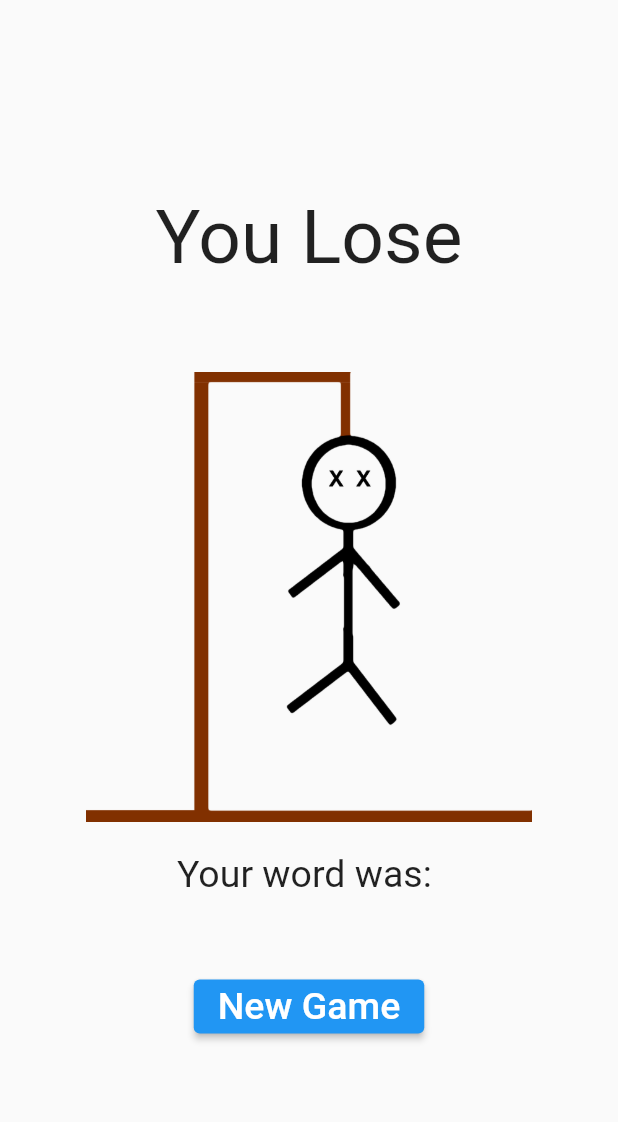
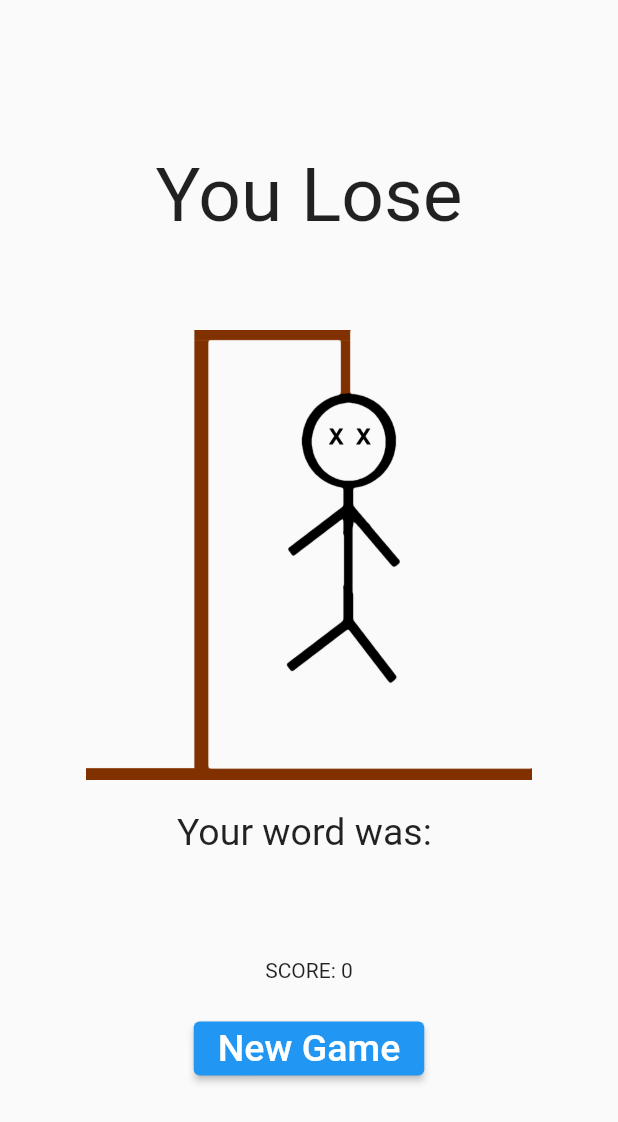
Before and after one commit to rebekahktrevino/hangman-se2, a Flutter app: the LoseScreen screen opened directly with empty values, on a phone screen of 412 x 824 dp. Shown: the top 1122 px of the screen. Run offline on Flutter 3.47's test engine with Material 2 defaults, Android fonts, the phone set to English and light mode, and no system bars.

Commit message:
finished Scoring feature

```diff
--- a/lib/models/hangmangame.dart
+++ b/lib/models/hangmangame.dart
@@ -4,6 +4,7 @@ class HangmanGame {
   String _word;
   String _correctGuesses = "";
   String _wrongGuesses = "";
+  int _score =0;
 
   //Constructor starts off with blank strings that we will concatenate during the course of play
   //Defines the initial state of an object
@@ -11,6 +12,7 @@ class HangmanGame {
     _word = word;
     _correctGuesses = "";
     _wrongGuesses = "";
+    _score =0;
   }
 
   get length => null;
@@ -56,14 +58,17 @@ class HangmanGame {
       for(int i = 0; i < _word.length; ++i)
       {
         if(_word[i] == letter)
-        { }
+        {
+          _score += 8;
+         }
       }
       return true;
 
     } else {
       //same as the other one, it checks if it's part of the alphabet
-      if (_wrongGuesses.contains(letter))
+      if (_wrongGuesses.contains (letter))
       {
+        _score = _score -8;
         return false;
       }
       //This means the letter is not in word
@@ -104,6 +109,7 @@ class HangmanGame {
 
   }
 
+
   //when running integration tests always return "banana"
   static Future<String> getStartingWord(bool areWeInIntegrationTest) async {
     String word;
@@ -121,4 +127,12 @@ class HangmanGame {
 
     return word;
   }
+
+  int score(){
+      _score = 3 * _score;
+      if (_score < 2) {
+        _score = 0;
+      }
+      return _score;
+    }
 }
--- a/lib/screens/gamescreen.dart
+++ b/lib/screens/gamescreen.dart
@@ -94,8 +94,19 @@ class _GameScreenState extends State<GameScreen> {
                                     context,
                                     MaterialPageRoute(
                                         builder: (context) =>
-                                               WinScreen()));
+                                               WinScreen(widget.game)));
                               }
+
+
+
+                              Padding (
+                                padding:
+                                const EdgeInsets.fromLTRB(15, 20, 15, 20),
+                                child: Text(
+                                  'SCORE: ' + widget.game.score().toString(),
+                                  key: Key('score-text'),
+                                )
+                                );
 
 
                               // TODO: Check if the user has lost the game, if they did navigate them to the lose screen. You will need to pass the game to the LoseScreen.
--- a/lib/screens/losescreen.dart
+++ b/lib/screens/losescreen.dart
@@ -33,6 +33,14 @@ class LoseScreen extends StatelessWidget {
             Padding(
               padding: EdgeInsets.fromLTRB(0, 0, 0, 50),
             ),
+
+
+            Padding(
+              padding: const EdgeInsets.fromLTRB(15, 20, 15, 20),
+              child: Text('SCORE: ' + game.score().toString(),
+              key: Key('Losing Score: -text'))),
+
+
             ElevatedButton(
                 //Here we are giving the new game button a key for use in our integration tests in test_driver/app_test.dart
                 key: Key('new-game-btn'),
--- a/lib/screens/winscreen.dart
+++ b/lib/screens/winscreen.dart
@@ -6,6 +6,8 @@ import 'gamescreen.dart';
 
 class WinScreen extends StatelessWidget {
   @override
+  HangmanGame  game;
+  WinScreen (this.game);
   Widget build(BuildContext context) {
     return Scaffold(
         body: Container(
@@ -25,6 +27,12 @@ class WinScreen extends StatelessWidget {
             Padding(
               padding: EdgeInsets.fromLTRB(0, 20, 0, 0),
             ),
+
+             Padding(
+              padding: const EdgeInsets.fromLTRB(15, 20, 15, 20),
+              child: Text('SCORE: ' + game.score().toString(),
+              key: Key('Winning Score: -text'))),
+
             ElevatedButton(
                 //Here we are giving the new game button a key for use in our integration tests in test_driver/app_test.dart
                 key: Key('new-game-btn'),
```
